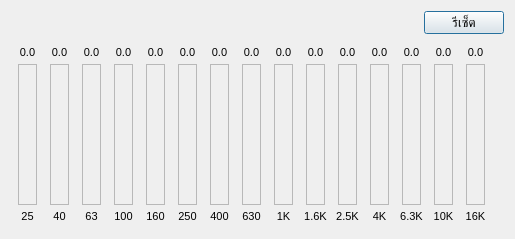
The window that FXDialogs/EQ15BandDialog.ui (pie62/HandyKaraoke) describes before a commit, drawn with Qt 5.
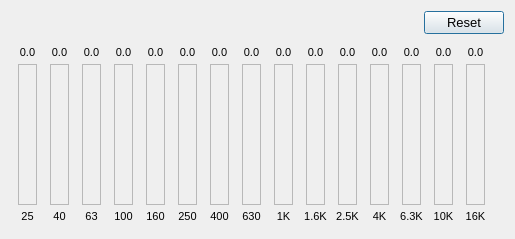
The same window after the commit. Icons and pictures are not drawn. Custom widgets are drawn as their Qt base class.

Commit message: change reset effect button text

```diff
--- a/FXDialogs/EQ15BandDialog.ui
+++ b/FXDialogs/EQ15BandDialog.ui
@@ -50,7 +50,7 @@
      <item>
       <widget class="QPushButton" name="btnReset">
        <property name="text">
-        <string>รีเซ็ต</string>
+        <string>Reset</string>
        </property>
       </widget>
      </item>
```
The commit also changes 7 other files.
